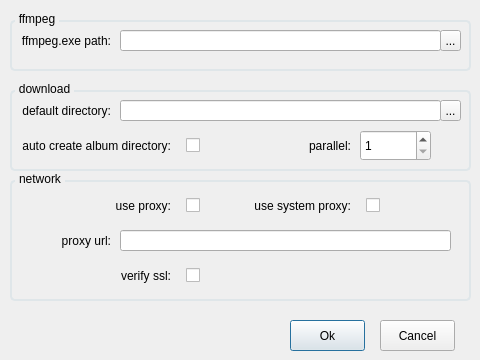
First picture: the form in bilibilidownloader/ui/setting_dialog.ui, repository lijunjie2232/bilibilidownloader, before the edit.
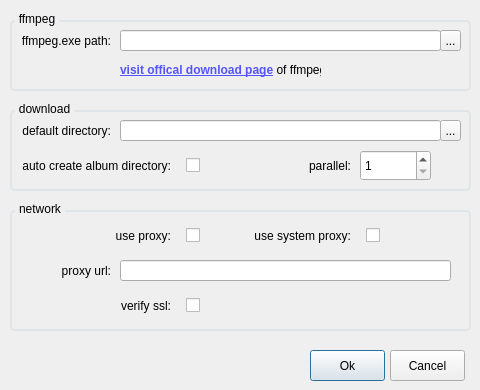
Second picture: the form after the edit.

Commit message: setting dialog

```diff
--- a/bilibilidownloader/ui/setting_dialog.ui
+++ b/bilibilidownloader/ui/setting_dialog.ui
@@ -7,7 +7,7 @@
     <x>0</x>
     <y>0</y>
     <width>480</width>
-    <height>360</height>
+    <height>390</height>
    </rect>
   </property>
   <property name="windowTitle">
@@ -22,7 +22,7 @@
      <x>10</x>
      <y>10</y>
      <width>461</width>
-     <height>61</height>
+     <height>81</height>
     </rect>
    </property>
    <property name="styleSheet">
@@ -79,12 +79,34 @@
      <set>Qt::AlignmentFlag::AlignRight|Qt::AlignmentFlag::AlignTrailing|Qt::AlignmentFlag::AlignVCenter</set>
     </property>
    </widget>
+   <widget class="QLabel" name="ffmpeg_link_label">
+    <property name="geometry">
+     <rect>
+      <x>110</x>
+      <y>50</y>
+      <width>201</width>
+      <height>20</height>
+     </rect>
+    </property>
+    <property name="text">
+     <string>&lt;html&gt;&lt;head/&gt;&lt;body&gt;&lt;p&gt;&lt;a href=&quot;https://ffmpeg.org/download.html&quot;&gt;&lt;span style=&quot; font-weight:700; text-decoration: underline; color:#5555ff;&quot;&gt;visit offical download page&lt;/span&gt;&lt;/a&gt; of ffmpeg&lt;/p&gt;&lt;/body&gt;&lt;/html&gt;</string>
+    </property>
+    <property name="textFormat">
+     <enum>Qt::TextFormat::RichText</enum>
+    </property>
+    <property name="alignment">
+     <set>Qt::AlignmentFlag::AlignLeading|Qt::AlignmentFlag::AlignLeft|Qt::AlignmentFlag::AlignVCenter</set>
+    </property>
+    <property name="openExternalLinks">
+     <bool>true</bool>
+    </property>
+   </widget>
   </widget>
   <widget class="QGroupBox" name="groupBox_2">
    <property name="geometry">
     <rect>
      <x>10</x>
-     <y>80</y>
+     <y>100</y>
      <width>461</width>
      <height>91</height>
     </rect>
@@ -226,7 +248,7 @@
    <property name="geometry">
     <rect>
      <x>10</x>
-     <y>170</y>
+     <y>200</y>
      <width>461</width>
      <height>131</height>
     </rect>
@@ -387,8 +409,8 @@
   <widget class="QPushButton" name="ok_btn">
    <property name="geometry">
     <rect>
-     <x>290</x>
-     <y>320</y>
+     <x>310</x>
+     <y>350</y>
      <width>75</width>
      <height>31</height>
     </rect>
@@ -400,8 +422,8 @@
   <widget class="QPushButton" name="cancel_btn">
    <property name="geometry">
     <rect>
-     <x>380</x>
-     <y>320</y>
+     <x>390</x>
+     <y>350</y>
      <width>75</width>
      <height>31</height>
     </rect>
```
Left out of the diff: 3 changed lines with no effect on the pictures. The commit also changes 1 other file.
